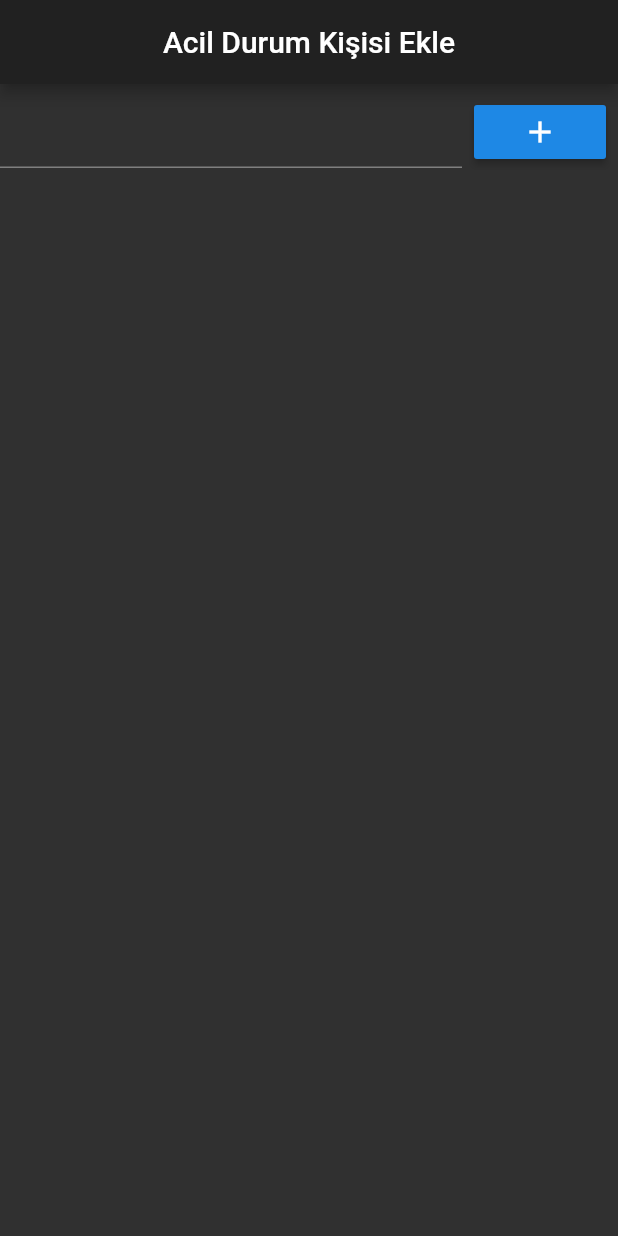
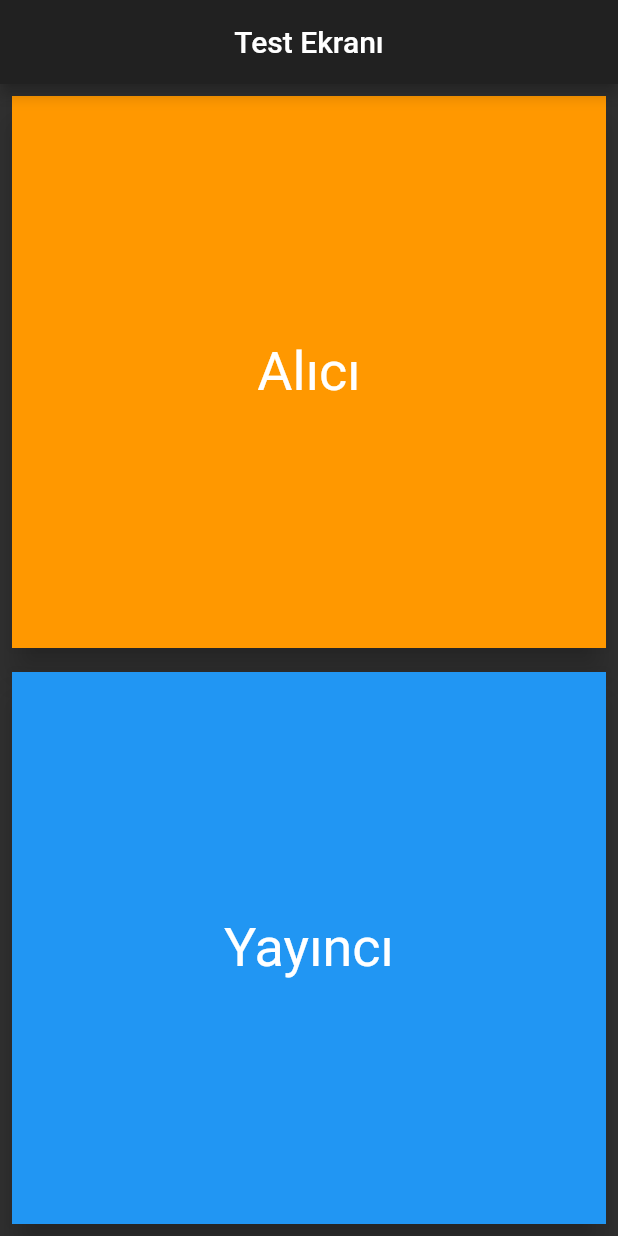
Before and after one commit to volkankahraman/kurtar_client, a Flutter app: the screen it shows after launch, on a phone screen of 412 x 824 dp. Run offline on Flutter 3.47's test engine with Material 2 defaults, Android fonts, the phone set to English and light mode, and no system bars; our stand-ins replace contacts_service, flare_flutter, flutter_svg, fluttertoast, get, google_maps_flutter and 6 more; missing offline and left inert: flutter_nearby_connections, geocoder, im_animations, sweetalert, timeline_list; statements that could not run were skipped.

Commit message:
Test ekranları eklendi

```diff
--- a/lib/routes/app_pages.dart
+++ b/lib/routes/app_pages.dart
@@ -1,7 +1,8 @@
 import 'package:get/get.dart';
 
+import 'package:kurtar_client/bindings/test_screen_binding.dart';
+import 'package:kurtar_client/views/test_screen_view.dart';
 import 'package:kurtar_client/bindings/add_helper_binding.dart';
-import 'package:kurtar_client/views/add_helper_view.dart';
 import 'package:kurtar_client/bindings/afad_info_web_binding.dart';
 import 'package:kurtar_client/bindings/afad_web_binding.dart';
 import 'package:kurtar_client/bindings/beacon_binding.dart';
@@ -17,6 +18,7 @@ import 'package:kurtar_client/bindings/snowslide_binding.dart';
 import 'package:kurtar_client/bindings/terror_binding.dart';
 import 'package:kurtar_client/bindings/tsunami_binding.dart';
 import 'package:kurtar_client/bindings/wildfire_binding.dart';
+import 'package:kurtar_client/views/add_helper_view.dart';
 import 'package:kurtar_client/views/afad_info_web_view.dart';
 import 'package:kurtar_client/views/afad_web_view.dart';
 import 'package:kurtar_client/views/beacon_view.dart';
@@ -39,7 +41,7 @@ import 'package:kurtar_client/views/wildfire_view.dart';
 part 'app_routes.dart';
 
 class AppPages {
-  static const INITIAL = Routes.ADD_HELPER;
+  static const INITIAL = Routes.TEST_SCREEN;
 
   static final routes = [
     GetPage(
@@ -138,5 +140,10 @@ class AppPages {
       page: () => AddHelperView(),
       binding: AddHelperBinding(),
     ),
+    GetPage(
+      name: Routes.TEST_SCREEN,
+      page: () => TestScreenView(),
+      binding: TestScreenBinding(),
+    ),
   ];
 }
--- a/lib/routes/app_routes.dart
+++ b/lib/routes/app_routes.dart
@@ -21,4 +21,5 @@ abstract class Routes {
   static const AFAD_WEB = '/afad-web';
   static const AFAD_INFO_WEB = '/afad-info-web';
   static const ADD_HELPER = '/add-helper';
+  static const TEST_SCREEN = '/test-screen';
 }
--- /dev/null
+++ b/lib/views/test_screen_view.dart
@@ -0,0 +1,85 @@
+import 'package:flutter/material.dart';
+
+import 'package:get/get.dart';
+
+import 'package:kurtar_client/controllers/test_screen_controller.dart';
+
+class TestScreenView extends GetView<TestScreenController> {
+  TestScreenController tsc = Get.find();
+  @override
+  Widget build(BuildContext context) {
+    return Scaffold(
+      appBar: AppBar(
+        title: Text('Test Ekranı'),
+        centerTitle: true,
+      ),
+      body: Obx(
+        () => tsc.view.value == 'first'
+            ? Column(
+                children: [
+                  SizedBox(
+                    width: double.infinity,
+                  ),
+                  Expanded(
+                    child: Padding(
+                      padding: const EdgeInsets.all(8.0),
+                      child: Material(
+                        color: Colors.orange,
+                        elevation: 9,
+                        child: SizedBox.expand(
+                          child: InkWell(
+                            child: Center(
+                                child: Text(
+                              'Alıcı',
+                              style: TextStyle(
+                                fontSize: 36.0,
+                              ),
+                            )),
+                            onTap: tsc.startRecieverView,
+                          ),
+                        ),
+                      ),
+                    ),
+                  ),
+                  Expanded(
+                    child: Padding(
+                      padding: const EdgeInsets.all(8.0),
+                      child: Material(
+                        color: Colors.blue,
+                        elevation: 9,
+                        child: SizedBox.expand(
+                          child: InkWell(
+                            child: Center(
+                                child: Text(
+                              'Yayıncı',
+                              style: TextStyle(
+                                fontSize: 36.0,
+                              ),
+                            )),
+                            onTap: tsc.startSenderView,
+                          ),
+                        ),
+                      ),
+                    ),
+                  ),
+                ],
+              )
+            : Column(
+                children: [
+                  RaisedButton(
+                    onPressed: tsc.startFirstView,
+                    child: Icon(Icons.arrow_back),
+                  ),
+                  Text('Heey'),
+                  Center(
+                    child: RaisedButton(
+                      onPressed: tsc.initilizeNearby,
+                      child: Text('Başlat'),
+                    ),
+                  )
+                ],
+              ),
+      ),
+    );
+  }
+}
--- a/pubspec.yaml
+++ b/pubspec.yaml
@@ -41,6 +41,8 @@ dependencies:
   vibration: ^1.7.3
   contacts_service: ^0.4.6
   permission_handler: ^5.0.1+1
+  flutter_nearby_connections: ^1.0.10
+  fluttertoast: ^7.1.6
 
   flutter:
     sdk: flutter
```
Also changed, not shown: lib/bindings/test_screen_binding.dart (added, +12 -0 lines), lib/controllers/add_helper_controller.dart (+14 -1 lines), lib/controllers/test_screen_controller.dart (added, +89 -0 lines), lib/views/add_helper_view.dart (+41 -5 lines), pubspec.lock, 2 other files.
